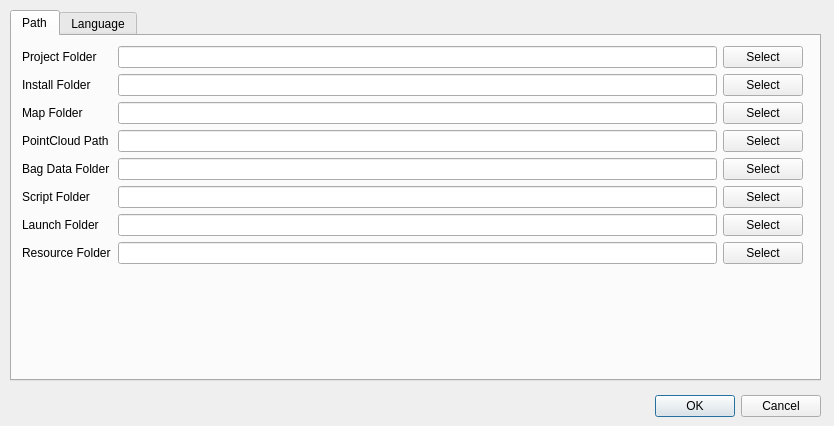
First picture: the form in src/robot_gui/ui/subwindow_system.ui, repository 7174952/amr-3d-lidar-ros2, before the edit.
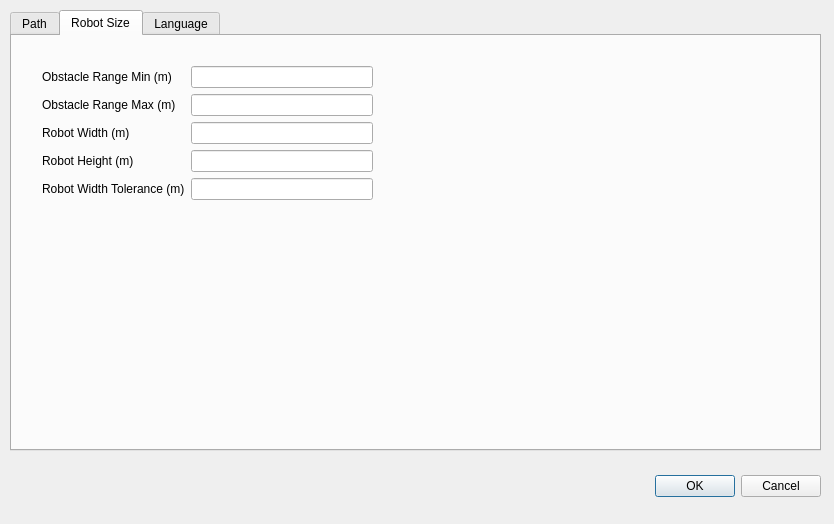
Second picture: the form after the edit. The open tabs and pages were chosen to show the change.

The edit to the form file:
```diff
--- a/src/robot_gui/ui/subwindow_system.ui
+++ b/src/robot_gui/ui/subwindow_system.ui
@@ -7,7 +7,7 @@
     <x>0</x>
     <y>0</y>
     <width>834</width>
-    <height>426</height>
+    <height>524</height>
    </rect>
   </property>
   <property name="windowTitle">
@@ -17,7 +17,7 @@
    <property name="geometry">
     <rect>
      <x>640</x>
-     <y>390</y>
+     <y>470</y>
      <width>181</width>
      <height>32</height>
     </rect>
@@ -35,7 +35,7 @@
      <x>10</x>
      <y>10</y>
      <width>811</width>
-     <height>371</height>
+     <height>441</height>
     </rect>
    </property>
    <property name="currentIndex">
@@ -51,7 +51,7 @@
        <x>10</x>
        <y>10</y>
        <width>781</width>
-       <height>321</height>
+       <height>391</height>
       </rect>
      </property>
      <layout class="QFormLayout" name="formLayout">
@@ -222,6 +222,115 @@
          </widget>
         </item>
        </layout>
+      </item>
+      <item row="8" column="0">
+       <widget class="QLabel" name="label_PythonPathCamera">
+        <property name="text">
+         <string>Virtual Python Path for Camera</string>
+        </property>
+       </widget>
+      </item>
+      <item row="8" column="1">
+       <layout class="QHBoxLayout" name="horizontalLayout_9">
+        <item>
+         <widget class="QLineEdit" name="lineEdit_PythonPathCamera"/>
+        </item>
+        <item>
+         <widget class="QPushButton" name="pushButton_PythonPathCamera">
+          <property name="text">
+           <string>Select</string>
+          </property>
+         </widget>
+        </item>
+       </layout>
+      </item>
+      <item row="9" column="0">
+       <widget class="QLabel" name="label_PythonPathVoice">
+        <property name="text">
+         <string>Virtual Python Path for Voice</string>
+        </property>
+       </widget>
+      </item>
+      <item row="9" column="1">
+       <layout class="QHBoxLayout" name="horizontalLayout_10">
+        <item>
+         <widget class="QLineEdit" name="lineEdit_PythonPathVoice"/>
+        </item>
+        <item>
+         <widget class="QPushButton" name="pushButton_PythonPathVoice">
+          <property name="text">
+           <string>Select</string>
+          </property>
+         </widget>
+        </item>
+       </layout>
+      </item>
+     </layout>
+    </widget>
+   </widget>
+   <widget class="QWidget" name="tab_robotSize">
+    <attribute name="title">
+     <string>Robot Size</string>
+    </attribute>
+    <widget class="QWidget" name="formLayoutWidget_2">
+     <property name="geometry">
+      <rect>
+       <x>30</x>
+       <y>30</y>
+       <width>331</width>
+       <height>271</height>
+      </rect>
+     </property>
+     <layout class="QFormLayout" name="formLayout_2">
+      <item row="0" column="0">
+       <widget class="QLabel" name="label_obstRangeMin">
+        <property name="text">
+         <string>Obstacle Range Min (m)</string>
+        </property>
+       </widget>
+      </item>
+      <item row="1" column="0">
+       <widget class="QLabel" name="label_obstRangeMax">
+        <property name="text">
+         <string>Obstacle Range Max (m)</string>
+        </property>
+       </widget>
+      </item>
+      <item row="1" column="1">
+       <widget class="QLineEdit" name="lineEdit_obstRangeMax"/>
+      </item>
+      <item row="2" column="0">
+       <widget class="QLabel" name="label_robotWidth">
+        <property name="text">
+         <string>Robot Width (m)</string>
+        </property>
+       </widget>
+      </item>
+      <item row="0" column="1">
+       <widget class="QLineEdit" name="lineEdit_obstRangeMin"/>
+      </item>
+      <item row="2" column="1">
+       <widget class="QLineEdit" name="lineEdit_robotWidth"/>
+      </item>
+      <item row="4" column="0">
+       <widget class="QLabel" name="label_WidthTolarance">
+        <property name="text">
+         <string>Robot Width Tolerance (m)</string>
+        </property>
+       </widget>
+      </item>
+      <item row="4" column="1">
+       <widget class="QLineEdit" name="lineEdit_obstTolerance"/>
+      </item>
+      <item row="3" column="0">
+       <widget class="QLabel" name="label_robotHeight">
+        <property name="text">
+         <string>Robot Height (m)</string>
+        </property>
+       </widget>
+      </item>
+      <item row="3" column="1">
+       <widget class="QLineEdit" name="lineEdit_robotHeight"/>
       </item>
      </layout>
     </widget>
```
